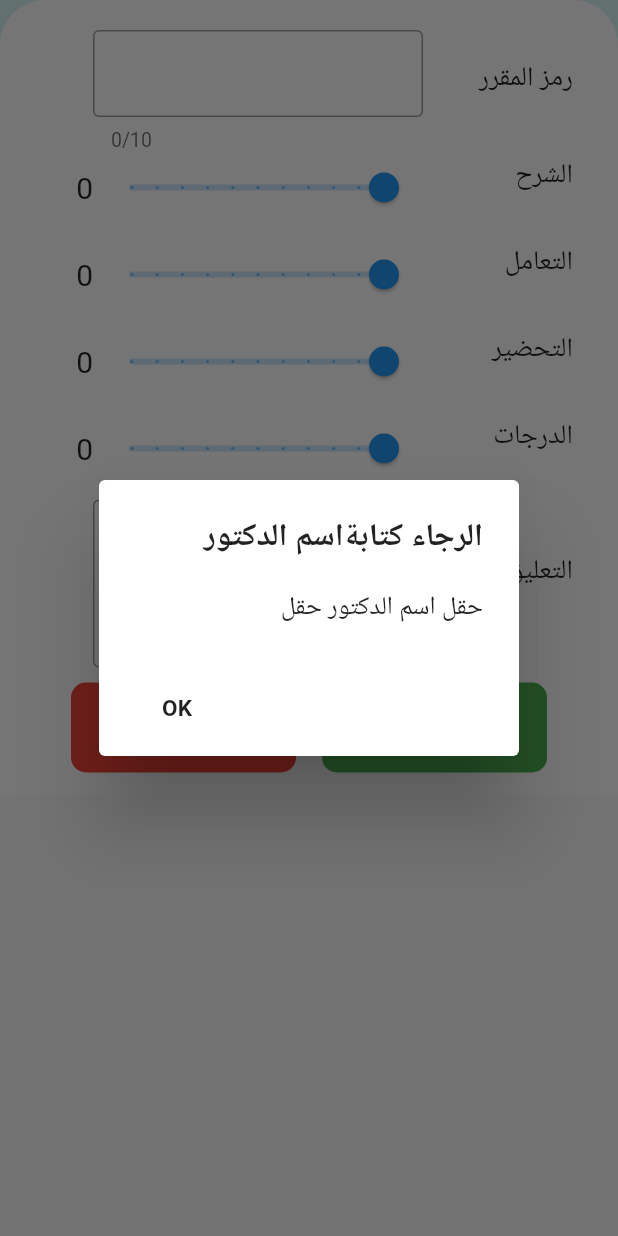
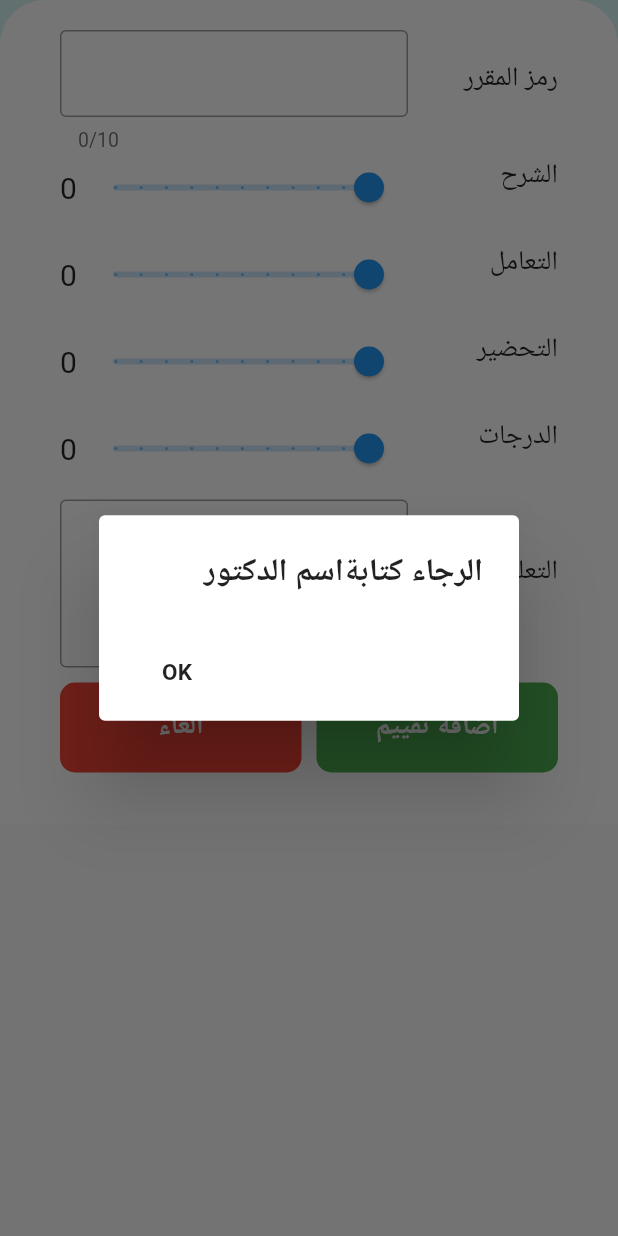
Before and after one commit to EidAlmutairi0/takyeem, a Flutter app: the AddRateScreen widget shown alone on an empty page, opened directly, after a tap on "اضافة تقييم", on a phone screen of 412 x 824 dp. Run offline on Flutter 3.47's test engine with Material 2 defaults, Android fonts, the phone set to English and light mode, and no system bars; our stand-ins replace auto_animated, google_fonts; Roboto replaces fonts that are missing (Almarai).

```diff
--- a/lib/add_doctor_screen.dart
+++ b/lib/add_doctor_screen.dart
@@ -29,7 +29,8 @@ class _AddDoctorScreenState extends State<AddDoctorScreen> {
 
   @override
   Widget build(BuildContext context) {
-    return Container(
+    return SafeArea(
+      child: Container(
         color: Color(0xFF0D3F4F5),
         child: Container(
           decoration: BoxDecoration(
@@ -359,6 +360,7 @@ class _AddDoctorScreenState extends State<AddDoctorScreen> {
             ),
           ),
         ),
+      ),
     );
   }
 }
--- a/lib/add_rate_screen.dart
+++ b/lib/add_rate_screen.dart
@@ -29,7 +29,8 @@ class _AddRateScreenState extends State<AddRateScreen> {
 
   @override
   Widget build(BuildContext context) {
-    return Container(
+    return SafeArea(
+      child: Container(
         color: Color(0xFF0D3F4F5),
         child: Container(
           decoration: BoxDecoration(
@@ -37,10 +38,10 @@ class _AddRateScreenState extends State<AddRateScreen> {
             borderRadius: BorderRadius.only(
                 topLeft: Radius.circular(30), topRight: Radius.circular(30)),
           ),
-        height: 530,
+          height: 550,
           child: SingleChildScrollView(
             child: Padding(
-            padding: const EdgeInsets.fromLTRB(30, 20, 30, 5),
+              padding: const EdgeInsets.fromLTRB(40, 20, 40, 30),
               child: Column(
                 mainAxisAlignment: MainAxisAlignment.center,
                 crossAxisAlignment: CrossAxisAlignment.center,
@@ -56,8 +57,7 @@ class _AddRateScreenState extends State<AddRateScreen> {
                           style: textStyle,
                         ),
                       ),
-                    Container(
-                        width: 220,
+                      Expanded(
                         child: TextField(
                           textAlign: TextAlign.right,
                           onChanged: (String x) {
@@ -71,7 +71,8 @@ class _AddRateScreenState extends State<AddRateScreen> {
                           ),
                           maxLines: 1,
                           maxLength: 10,
-                        )),
+                        ),
+                      ),
                     ],
                   ),
                   Row(
@@ -82,7 +83,8 @@ class _AddRateScreenState extends State<AddRateScreen> {
                         height: 40,
                         child: Text("الشرح", style: textStyle),
                       ),
-                    Container(
+                      Expanded(
+                        child: Container(
                             width: 220,
                             child: Slider(
                               value: slider1,
@@ -95,6 +97,7 @@ class _AddRateScreenState extends State<AddRateScreen> {
                                 });
                               },
                             )),
+                      ),
                       Text(
                         "${slider1.toInt()}",
                         style: TextStyle(
@@ -117,7 +120,8 @@ class _AddRateScreenState extends State<AddRateScreen> {
                           style: textStyle,
                         ),
                       ),
-                    Container(
+                      Expanded(
+                        child: Container(
                             width: 220,
                             child: Slider(
                               value: slider2,
@@ -130,6 +134,7 @@ class _AddRateScreenState extends State<AddRateScreen> {
                                 });
                               },
                             )),
+                      ),
                       Text(
                         "${slider2.toInt()}",
                         style: TextStyle(
@@ -152,7 +157,8 @@ class _AddRateScreenState extends State<AddRateScreen> {
                           style: textStyle,
                         ),
                       ),
-                    Container(
+                      Expanded(
+                        child: Container(
                             width: 220,
                             child: Slider(
                               value: slider3,
@@ -165,6 +171,7 @@ class _AddRateScreenState extends State<AddRateScreen> {
                                 });
                               },
                             )),
+                      ),
                       Text(
                         "${slider3.toInt()}",
                         style: TextStyle(
@@ -187,7 +194,8 @@ class _AddRateScreenState extends State<AddRateScreen> {
                           style: textStyle,
                         ),
                       ),
-                    Container(
+                      Expanded(
+                        child: Container(
                             width: 220,
                             child: Slider(
                               value: slider4,
@@ -200,6 +208,7 @@ class _AddRateScreenState extends State<AddRateScreen> {
                                 });
                               },
                             )),
+                      ),
                       Text(
                         "${slider4.toInt()}",
                         style: TextStyle(
@@ -222,7 +231,8 @@ class _AddRateScreenState extends State<AddRateScreen> {
                           style: textStyle,
                         ),
                       ),
-                    Container(
+                      Expanded(
+                        child: Container(
                             width: 220,
                             child: TextField(
                               textAlign: TextAlign.right,
@@ -237,6 +247,7 @@ class _AddRateScreenState extends State<AddRateScreen> {
                                 comment = x;
                               },
                             )),
+                      ),
                     ],
                   ),
                   SizedBox(
@@ -245,7 +256,8 @@ class _AddRateScreenState extends State<AddRateScreen> {
                   Row(
                     mainAxisAlignment: MainAxisAlignment.spaceEvenly,
                     children: <Widget>[
-                    Container(
+                      Expanded(
+                        child: Container(
                           decoration: BoxDecoration(
                             borderRadius: BorderRadius.circular(10),
                             color: Colors.green,
@@ -261,8 +273,8 @@ class _AddRateScreenState extends State<AddRateScreen> {
                                         context: context,
                                         builder: (BuildContext context) {
                                           return AlertDialog(
-                                        title: Text("الرجاء كتابةاسم الدكتور"),
-                                        content: Text("حقل اسم الدكتور حقل"),
+                                            title:
+                                                Text("الرجاء كتابةاسم الدكتور"),
                                             actions: <Widget>[
                                               FlatButton(
                                                 child: Text("OK"),
@@ -286,7 +298,12 @@ class _AddRateScreenState extends State<AddRateScreen> {
                             ),
                           ),
                         ),
-                    Container(
+                      ),
+                      SizedBox(
+                        width: 10,
+                      ),
+                      Expanded(
+                        child: Container(
                           decoration: BoxDecoration(
                             borderRadius: BorderRadius.circular(10),
                             color: Colors.red,
@@ -306,6 +323,7 @@ class _AddRateScreenState extends State<AddRateScreen> {
                             ),
                           ),
                         ),
+                      ),
                     ],
                   ),
                 ],
@@ -313,6 +331,7 @@ class _AddRateScreenState extends State<AddRateScreen> {
             ),
           ),
         ),
+      ),
     );
   }
 }
```
Lines whose indentation alone changed are shown as unchanged.
